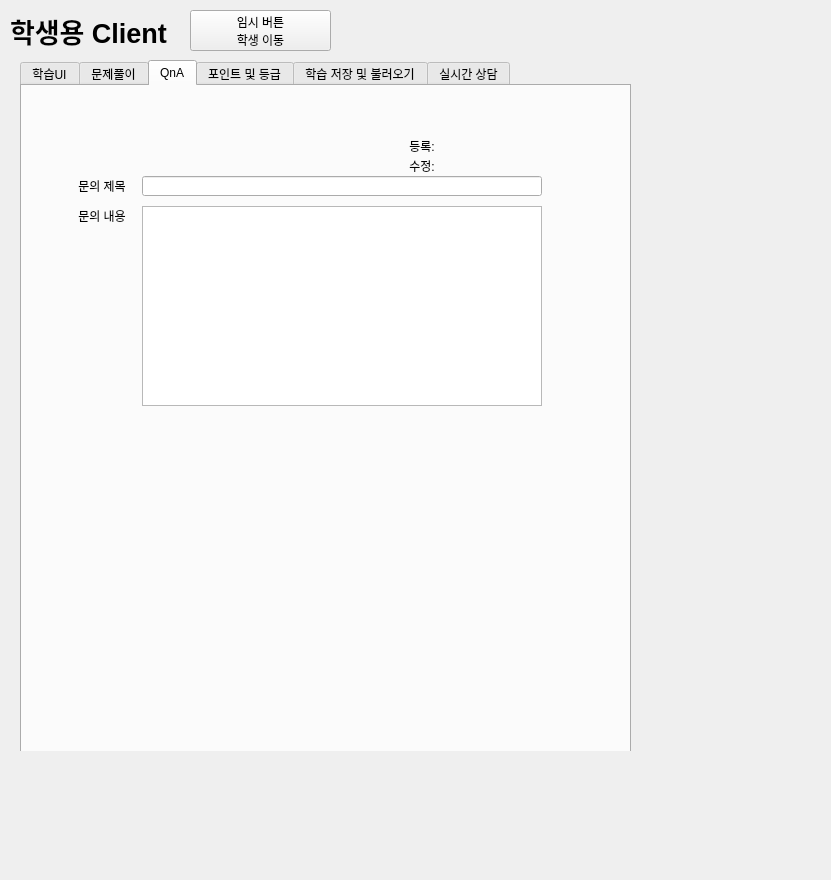
First picture: the form in edu.ui, repository LEEHYUNDO92/edu_app, before the edit.
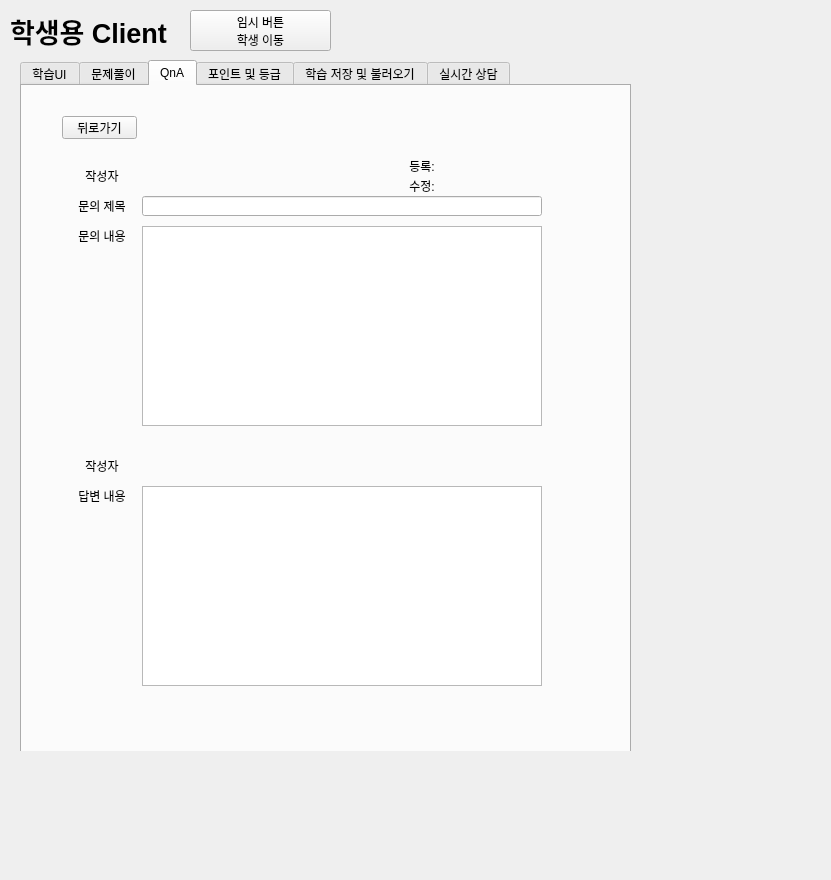
Second picture: the form after the edit. The open tabs and pages were chosen to show the change.

Commit message: QnA 상세보기 완료

```diff
--- a/edu.ui
+++ b/edu.ui
@@ -1183,7 +1183,7 @@
          <property name="geometry">
           <rect>
            <x>20</x>
-           <y>70</y>
+           <y>90</y>
            <width>60</width>
            <height>20</height>
           </rect>
@@ -1199,7 +1199,7 @@
          <property name="geometry">
           <rect>
            <x>390</x>
-           <y>50</y>
+           <y>70</y>
            <width>100</width>
            <height>20</height>
           </rect>
@@ -1215,7 +1215,7 @@
          <property name="geometry">
           <rect>
            <x>90</x>
-           <y>100</y>
+           <y>120</y>
            <width>400</width>
            <height>200</height>
           </rect>
@@ -1225,7 +1225,7 @@
          <property name="geometry">
           <rect>
            <x>90</x>
-           <y>70</y>
+           <y>90</y>
            <width>400</width>
            <height>20</height>
           </rect>
@@ -1241,7 +1241,7 @@
          <property name="geometry">
           <rect>
            <x>350</x>
-           <y>50</y>
+           <y>70</y>
            <width>40</width>
            <height>20</height>
           </rect>
@@ -1257,7 +1257,7 @@
          <property name="geometry">
           <rect>
            <x>160</x>
-           <y>30</y>
+           <y>60</y>
            <width>100</width>
            <height>20</height>
           </rect>
@@ -1270,7 +1270,7 @@
          <property name="geometry">
           <rect>
            <x>90</x>
-           <y>30</y>
+           <y>60</y>
            <width>60</width>
            <height>20</height>
           </rect>
@@ -1278,12 +1278,15 @@
          <property name="text">
           <string/>
          </property>
+         <property name="alignment">
+          <set>Qt::AlignRight|Qt::AlignTrailing|Qt::AlignVCenter</set>
+         </property>
         </widget>
         <widget class="QLabel" name="label_34">
          <property name="geometry">
           <rect>
            <x>20</x>
-           <y>100</y>
+           <y>120</y>
            <width>60</width>
            <height>20</height>
           </rect>
@@ -1299,7 +1302,7 @@
          <property name="geometry">
           <rect>
            <x>350</x>
-           <y>30</y>
+           <y>50</y>
            <width>40</width>
            <height>20</height>
           </rect>
@@ -1315,7 +1318,7 @@
          <property name="geometry">
           <rect>
            <x>390</x>
-           <y>30</y>
+           <y>50</y>
            <width>100</width>
            <height>20</height>
           </rect>
@@ -1327,6 +1330,106 @@
           <set>Qt::AlignRight|Qt::AlignTrailing|Qt::AlignVCenter</set>
          </property>
         </widget>
+        <widget class="QPushButton" name="btn_stu_detail_to_list">
+         <property name="geometry">
+          <rect>
+           <x>10</x>
+           <y>10</y>
+           <width>75</width>
+           <height>23</height>
+          </rect>
+         </property>
+         <property name="text">
+          <string>뒤로가기</string>
+         </property>
+        </widget>
+        <widget class="QLabel" name="label_37">
+         <property name="geometry">
+          <rect>
+           <x>20</x>
+           <y>60</y>
+           <width>60</width>
+           <height>20</height>
+          </rect>
+         </property>
+         <property name="text">
+          <string>작성자</string>
+         </property>
+         <property name="alignment">
+          <set>Qt::AlignCenter</set>
+         </property>
+        </widget>
+        <widget class="QTextBrowser" name="browser_stu_qna_answer">
+         <property name="geometry">
+          <rect>
+           <x>90</x>
+           <y>380</y>
+           <width>400</width>
+           <height>200</height>
+          </rect>
+         </property>
+        </widget>
+        <widget class="QLabel" name="label_39">
+         <property name="geometry">
+          <rect>
+           <x>20</x>
+           <y>380</y>
+           <width>60</width>
+           <height>20</height>
+          </rect>
+         </property>
+         <property name="text">
+          <string>답변 내용</string>
+         </property>
+         <property name="alignment">
+          <set>Qt::AlignCenter</set>
+         </property>
+        </widget>
+        <widget class="QLabel" name="label_41">
+         <property name="geometry">
+          <rect>
+           <x>20</x>
+           <y>350</y>
+           <width>60</width>
+           <height>20</height>
+          </rect>
+         </property>
+         <property name="text">
+          <string>작성자</string>
+         </property>
+         <property name="alignment">
+          <set>Qt::AlignCenter</set>
+         </property>
+        </widget>
+        <widget class="QLabel" name="label_stu_qna_tea_id">
+         <property name="geometry">
+          <rect>
+           <x>160</x>
+           <y>350</y>
+           <width>100</width>
+           <height>20</height>
+          </rect>
+         </property>
+         <property name="text">
+          <string/>
+         </property>
+        </widget>
+        <widget class="QLabel" name="label_stu_qna_tea_name">
+         <property name="geometry">
+          <rect>
+           <x>90</x>
+           <y>350</y>
+           <width>60</width>
+           <height>20</height>
+          </rect>
+         </property>
+         <property name="text">
+          <string/>
+         </property>
+         <property name="alignment">
+          <set>Qt::AlignRight|Qt::AlignTrailing|Qt::AlignVCenter</set>
+         </property>
+        </widget>
        </widget>
        <widget class="QWidget" name="page_7"/>
       </widget>
```
Left out of the diff: 131 changed lines with no effect on the pictures. The commit also changes 1 other file.
